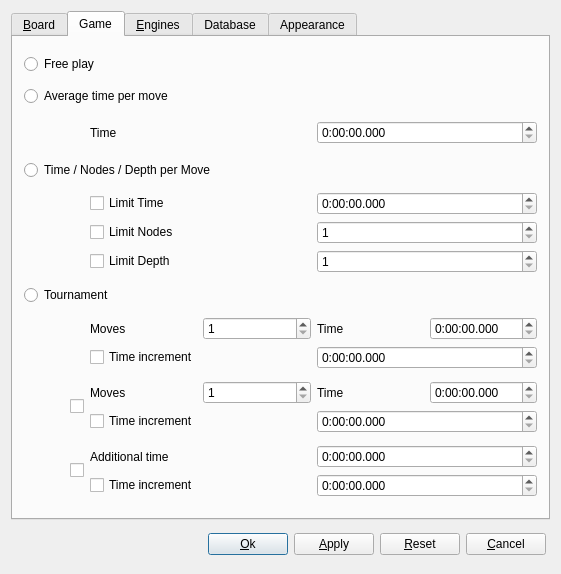
Before: the Qt Designer form src/gui/preferences.ui in franzm/shatrabase, drawn with Qt 5.
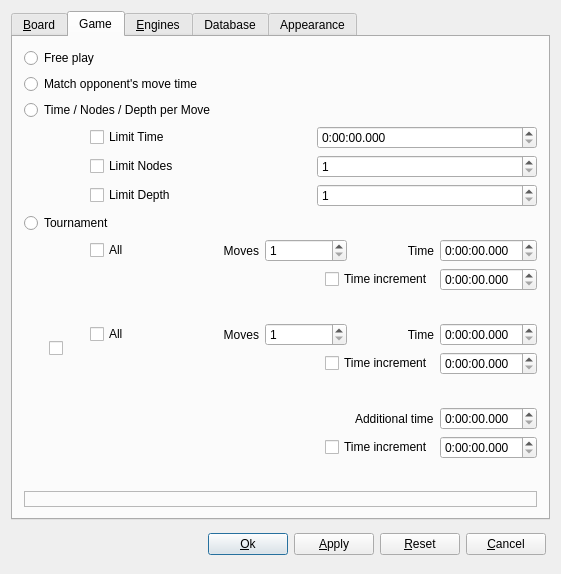
After: the same form once the commit is applied. Custom widgets are drawn as their Qt base class.

Commit message: almost done with TimeControl / Preferences (todo some sanity checks)

The edit to the form file:
```diff
--- a/src/gui/preferences.ui
+++ b/src/gui/preferences.ui
@@ -419,7 +419,7 @@
       <attribute name="title">
        <string>Game</string>
       </attribute>
-      <layout class="QVBoxLayout" name="verticalLayout_9">
+      <layout class="QVBoxLayout" name="verticalLayout_8">
        <item>
         <widget class="QRadioButton" name="cbFree">
          <property name="text">
@@ -428,70 +428,12 @@
         </widget>
        </item>
        <item>
-        <widget class="QRadioButton" name="cbAverage">
+        <widget class="QRadioButton" name="cbMatchTime">
          <property name="text">
-          <string>Average time per move</string>
+          <string>Match opponent's move time</string>
          </property>
         </widget>
        </item>
-       <item>
-        <layout class="QHBoxLayout" name="horizontalLayout_24">
-         <property name="spacing">
-          <number>6</number>
-         </property>
-         <item>
-          <widget class="QWidget" name="spacer_5" native="true">
-           <property name="minimumSize">
-            <size>
-             <width>60</width>
-             <height>30</height>
-            </size>
-           </property>
-           <property name="maximumSize">
-            <size>
-             <width>60</width>
-             <height>16777215</height>
-            </size>
-           </property>
-          </widget>
-         </item>
-         <item>
-          <layout class="QVBoxLayout" name="verticalLayout_8">
-           <item>
-            <layout class="QHBoxLayout" name="horizontalLayout_25">
-             <property name="spacing">
-              <number>6</number>
-             </property>
-             <item>
-              <widget class="QLabel" name="label_21">
-               <property name="text">
-                <string>Time</string>
-               </property>
-              </widget>
-             </item>
-             <item>
-              <widget class="QTimeEdit" name="timeAv">
-               <property name="currentSection">
-                <enum>QDateTimeEdit::HourSection</enum>
-               </property>
-               <property name="displayFormat">
-                <string>h:mm:ss.zzz</string>
-               </property>
-               <property name="time">
-                <time>
-                 <hour>0</hour>
-                 <minute>0</minute>
-                 <second>0</second>
-                </time>
-               </property>
-              </widget>
-             </item>
-            </layout>
-           </item>
-          </layout>
-         </item>
-        </layout>
-       </item>
        <item>
         <widget class="QRadioButton" name="cbLimit">
          <property name="text">
@@ -628,11 +570,27 @@
           <layout class="QVBoxLayout" name="verticalLayout_4">
            <item>
             <layout class="QHBoxLayout" name="horizontalLayout_13">
+             <item>
+              <widget class="QCheckBox" name="cbAllMoves1">
+               <property name="text">
+                <string>All</string>
+               </property>
+              </widget>
+             </item>
              <item>
               <widget class="QLabel" name="label_15">
+               <property name="sizePolicy">
+                <sizepolicy hsizetype="Preferred" vsizetype="Preferred">
+                 <horstretch>0</horstretch>
+                 <verstretch>0</verstretch>
+                </sizepolicy>
+               </property>
                <property name="text">
                 <string>Moves</string>
                </property>
+               <property name="alignment">
+                <set>Qt::AlignRight|Qt::AlignTrailing|Qt::AlignVCenter</set>
+               </property>
               </widget>
              </item>
              <item>
@@ -650,6 +608,9 @@
                <property name="text">
                 <string>Time</string>
                </property>
+               <property name="alignment">
+                <set>Qt::AlignRight|Qt::AlignTrailing|Qt::AlignVCenter</set>
+               </property>
               </widget>
              </item>
              <item>
@@ -673,6 +634,19 @@
            </item>
            <item>
             <layout class="QHBoxLayout" name="horizontalLayout_15">
+             <item>
+              <spacer name="horizontalSpacer_2">
+               <property name="orientation">
+                <enum>Qt::Horizontal</enum>
+               </property>
+               <property name="sizeHint" stdset="0">
+                <size>
+                 <width>40</width>
+                 <height>20</height>
+                </size>
+               </property>
+              </spacer>
+             </item>
              <item>
               <widget class="QCheckBox" name="cbTimeInc1">
                <property name="text">
@@ -703,19 +677,32 @@
          </item>
         </layout>
        </item>
+       <item>
+        <spacer name="verticalSpacer_4">
+         <property name="orientation">
+          <enum>Qt::Vertical</enum>
+         </property>
+         <property name="sizeHint" stdset="0">
+          <size>
+           <width>20</width>
+           <height>40</height>
+          </size>
+         </property>
+        </spacer>
+       </item>
        <item>
         <layout class="QHBoxLayout" name="horizontalLayout_14">
          <item>
-          <widget class="QWidget" name="spacer_3" native="true">
+          <widget class="QWidget" name="spacer_4" native="true">
            <property name="minimumSize">
             <size>
-             <width>40</width>
+             <width>19</width>
              <height>30</height>
             </size>
            </property>
            <property name="maximumSize">
             <size>
-             <width>40</width>
+             <width>19</width>
              <height>16777215</height>
             </size>
            </property>
@@ -734,15 +721,41 @@
            </property>
           </widget>
          </item>
+         <item>
+          <widget class="QWidget" name="spacer_3" native="true">
+           <property name="minimumSize">
+            <size>
+             <width>15</width>
+             <height>30</height>
+            </size>
+           </property>
+           <property name="maximumSize">
+            <size>
+             <width>15</width>
+             <height>16777215</height>
+            </size>
+           </property>
+          </widget>
+         </item>
          <item>
           <layout class="QVBoxLayout" name="verticalLayout_5">
            <item>
             <layout class="QHBoxLayout" name="horizontalLayout_16">
+             <item>
+              <widget class="QCheckBox" name="cbAllMoves2">
+               <property name="text">
+                <string>All</string>
+               </property>
+              </widget>
+             </item>
              <item>
               <widget class="QLabel" name="label_16">
                <property name="text">
                 <string>Moves</string>
                </property>
+               <property name="alignment">
+                <set>Qt::AlignRight|Qt::AlignTrailing|Qt::AlignVCenter</set>
+               </property>
               </widget>
              </item>
              <item>
@@ -760,6 +773,9 @@
                <property name="text">
                 <string>Time</string>
                </property>
+               <property name="alignment">
+                <set>Qt::AlignRight|Qt::AlignTrailing|Qt::AlignVCenter</set>
+               </property>
               </widget>
              </item>
              <item>
@@ -783,6 +799,19 @@
            </item>
            <item>
             <layout class="QHBoxLayout" name="horizontalLayout_17">
+             <item>
+              <spacer name="horizontalSpacer_3">
+               <property name="orientation">
+                <enum>Qt::Horizontal</enum>
+               </property>
+               <property name="sizeHint" stdset="0">
+                <size>
+                 <width>40</width>
+                 <height>20</height>
+                </size>
+               </property>
+              </spacer>
+             </item>
              <item>
               <widget class="QCheckBox" name="cbTimeInc2">
                <property name="text">
@@ -813,41 +842,54 @@
          </item>
         </layout>
        </item>
+       <item>
+        <spacer name="verticalSpacer_3">
+         <property name="orientation">
+          <enum>Qt::Vertical</enum>
+         </property>
+         <property name="sizeHint" stdset="0">
+          <size>
+           <width>20</width>
+           <height>40</height>
+          </size>
+         </property>
+        </spacer>
+       </item>
        <item>
         <layout class="QHBoxLayout" name="horizontalLayout_18">
          <item>
-          <widget class="QWidget" name="spacer_4" native="true">
+          <widget class="QWidget" name="spacer_5" native="true">
            <property name="minimumSize">
             <size>
-             <width>40</width>
+             <width>59</width>
              <height>30</height>
             </size>
            </property>
            <property name="maximumSize">
             <size>
-             <width>40</width>
+             <width>60</width>
              <height>16777215</height>
             </size>
            </property>
           </widget>
          </item>
-         <item>
-          <widget class="QCheckBox" name="cbTime3">
-           <property name="sizePolicy">
-            <sizepolicy hsizetype="Fixed" vsizetype="Fixed">
-             <horstretch>0</horstretch>
-             <verstretch>0</verstretch>
-            </sizepolicy>
-           </property>
-           <property name="text">
-            <string/>
-           </property>
-          </widget>
-         </item>
          <item>
           <layout class="QVBoxLayout" name="verticalLayout_6">
            <item>
             <layout class="QHBoxLayout" name="horizontalLayout_19">
+             <item>
+              <spacer name="horizontalSpacer_5">
+               <property name="orientation">
+                <enum>Qt::Horizontal</enum>
+               </property>
+               <property name="sizeHint" stdset="0">
+                <size>
+                 <width>40</width>
+                 <height>20</height>
+                </size>
+               </property>
+              </spacer>
+             </item>
              <item>
               <widget class="QLabel" name="label_20">
                <property name="text">
@@ -876,6 +918,19 @@
            </item>
            <item>
             <layout class="QHBoxLayout" name="horizontalLayout_20">
+             <item>
+              <spacer name="horizontalSpacer_4">
+               <property name="orientation">
+                <enum>Qt::Horizontal</enum>
+               </property>
+               <property name="sizeHint" stdset="0">
+                <size>
+                 <width>40</width>
+                 <height>20</height>
+                </size>
+               </property>
+              </spacer>
+             </item>
              <item>
               <widget class="QCheckBox" name="cbTimeInc3">
                <property name="text">
@@ -906,6 +961,44 @@
          </item>
         </layout>
        </item>
+       <item>
+        <spacer name="verticalSpacer_2">
+         <property name="orientation">
+          <enum>Qt::Vertical</enum>
+         </property>
+         <property name="sizeHint" stdset="0">
+          <size>
+           <width>20</width>
+           <height>40</height>
+          </size>
+         </property>
+        </spacer>
+       </item>
+       <item>
+        <widget class="QLabel" name="labelTC">
+         <property name="maximumSize">
+          <size>
+           <width>520</width>
+           <height>16777215</height>
+          </size>
+         </property>
+         <property name="frameShape">
+          <enum>QFrame::StyledPanel</enum>
+         </property>
+         <property name="frameShadow">
+          <enum>QFrame::Plain</enum>
+         </property>
+         <property name="text">
+          <string/>
+         </property>
+         <property name="wordWrap">
+          <bool>true</bool>
+         </property>
+         <property name="textInteractionFlags">
+          <set>Qt::NoTextInteraction</set>
+         </property>
+        </widget>
+       </item>
       </layout>
       <zorder>cbFree</zorder>
       <zorder>cbLimit</zorder>
```
Left out of the diff: 6 changed lines with no effect on the pictures. The commit also changes 5 other files.
